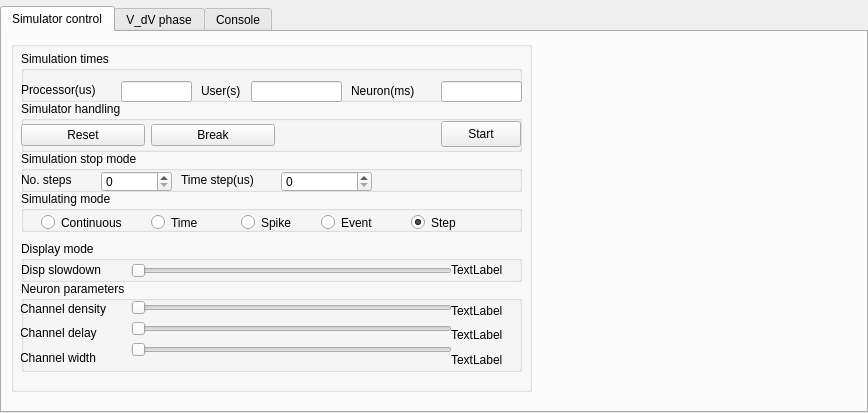
Above: code/QtGUI/neurontab.ui from jvegh/Dynamic-Abstract-Neural-Computing before the change. Below: the same form after it.
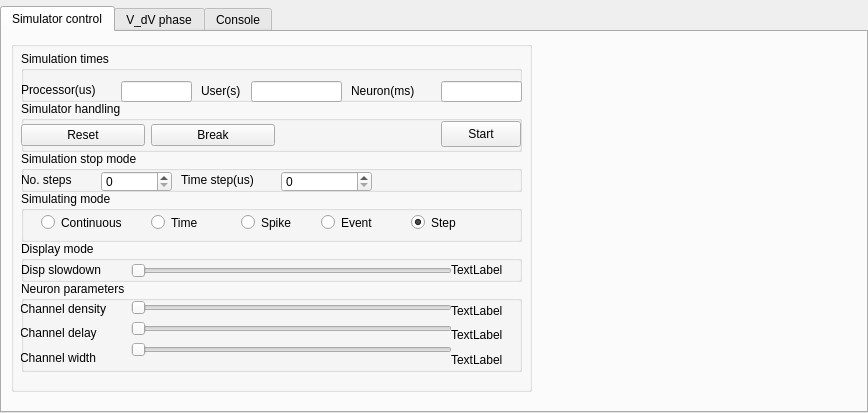
That is the form after the change. Custom widgets are drawn as their Qt base class.

```diff
--- a/code/QtGUI/neurontab.ui
+++ b/code/QtGUI/neurontab.ui
@@ -451,7 +451,7 @@
                      <x>10</x>
                      <y>150</y>
                      <width>501</width>
-                     <height>41</height>
+                     <height>51</height>
                     </rect>
                    </property>
                    <property name="title">
```
